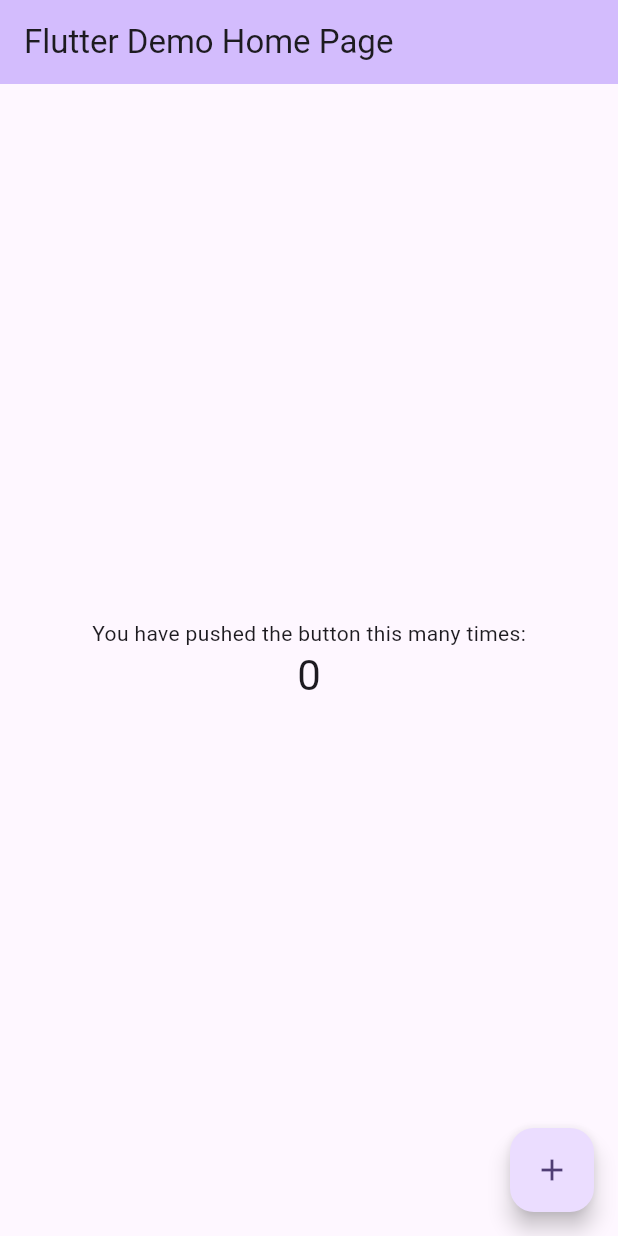
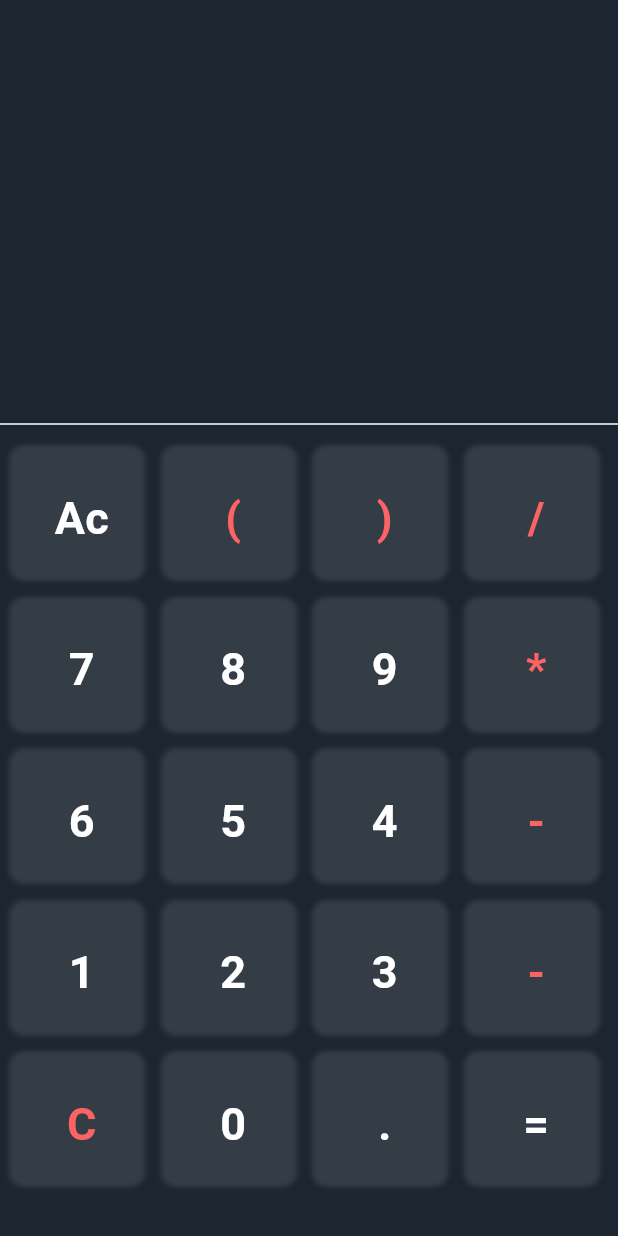
Before and after one commit to StechClarin/calculatriceTeam5, a Flutter app: the screen it shows after launch, on a phone screen of 412 x 824 dp. Run offline on Flutter 3.47's test engine with Material 3 defaults, Android fonts, the phone set to English and light mode, and no system bars.

Commit message:
jettez y un coup d'oeil

```diff
--- /dev/null
+++ b/lib/calculatrice.dart
@@ -0,0 +1,117 @@
+import 'package:flutter/material.dart';
+
+class Calculatrice extends StatefulWidget {
+  @override
+  State<Calculatrice> createState() => _CalculatriceState();
+}
+
+class _CalculatriceState extends State<Calculatrice> {
+  String Userinput = "";
+  String result = "0";
+  List<String> buttonList = [
+    'Ac',
+    '(',
+    ')',
+    '/',
+    '7',
+    '8',
+    '9',
+    '*',
+    '6',
+    '5',
+    '4',
+    '-',
+    '1',
+    '2',
+    '3',
+    '-',
+    'C',
+    '0',
+    '.',
+    '=',
+  ];
+  @override
+  Widget build(BuildContext context) {
+    return Scaffold(
+      backgroundColor: Color(0xFF1d2630),
+      body: Column(children: [
+        SizedBox(
+          height: MediaQuery.of(context).size.height /
+              3, //mediaquery.../3 nous permet recupéer la taille de l'ecran et de le diviser par trois
+          // j'ai donc SizedBox à une hauteur qui vaut 1/ de la taille de l'ecran
+          child: Column(mainAxisAlignment: MainAxisAlignment.end, children: [
+            Container(
+                padding: EdgeInsets.all(20),
+                alignment: Alignment.centerRight,
+                child: Text(
+                  Userinput,
+                  style: TextStyle(
+                    fontSize: 32,
+                    color: Colors.white,
+                  ),
+                )),
+          ]),
+        ),
+        Divider(color: Colors.white),
+        Expanded(
+            child: Container(
+          padding: EdgeInsets.all(10),
+          child: GridView.builder(
+            itemCount: buttonList.length,
+            gridDelegate: SliverGridDelegateWithFixedCrossAxisCount(
+              crossAxisCount: 4,
+              crossAxisSpacing: 12,
+              mainAxisSpacing: 12,
+            ),
+            itemBuilder: (BuildContext context, int index) {
+              return CustomButton(buttonList[index]);
+            },
+          ),
+        ))
+      ]),
+    );
+  }
+
+  Widget CustomButton(String text) {
+    return InkWell(
+      splashColor: Color(0xFF1d2630),
+      onTap: () {},
+      child: Ink(
+        decoration: BoxDecoration(
+          borderRadius: BorderRadius.circular(10),
+          boxShadow: [
+            BoxShadow(
+              color: Colors.white.withOpacity(0.1),
+              blurRadius: 2,
+              spreadRadius: 0.5,
+              offset: Offset(-3, -3),
+            ),
+          ],
+        ),
+        child: Center(
+          child: Text(
+            text,
+            style: TextStyle(
+              color: getColor(text),
+              fontSize: 30,
+              fontWeight: FontWeight.bold,
+            ),
+          ),
+        ),
+      ),
+    );
+  }
+
+  getColor(String text) {
+    if (text == "/" ||
+        text == "*" ||
+        text == "+" ||
+        text == "-" ||
+        text == "C" ||
+        text == "(" ||
+        text == ")") {
+      return Color.fromARGB(255, 252, 100, 100);
+    }
+    return Colors.white;
+  }
+}
--- a/lib/main.dart
+++ b/lib/main.dart
@@ -1,125 +1,16 @@
-import 'package:flutter/material.dart';
+import "package:flutter/material.dart";
+import 'package:calculatrice/calculatrice.dart';
 
 void main() {
-  runApp(const MyApp());
+  runApp(MyApp());
 }
 
 class MyApp extends StatelessWidget {
-  const MyApp({super.key});
-
-  // This widget is the root of your application.
   @override
   Widget build(BuildContext context) {
     return MaterialApp(
-      title: 'Flutter Demo',
-      theme: ThemeData(
-        // This is the theme of your application.
-        //
-        // TRY THIS: Try running your application with "flutter run". You'll see
-        // the application has a purple toolbar. Then, without quitting the app,
-        // try changing the seedColor in the colorScheme below to Colors.green
-        // and then invoke "hot reload" (save your changes or press the "hot
-        // reload" button in a Flutter-supported IDE, or press "r" if you used
-        // the command line to start the app).
-        //
-        // Notice that the counter didn't reset back to zero; the application
-        // state is not lost during the reload. To reset the state, use hot
-        // restart instead.
-        //
-        // This works for code too, not just values: Most code changes can be
-        // tested with just a hot reload.
-        colorScheme: ColorScheme.fromSeed(seedColor: Colors.deepPurple),
-        useMaterial3: true,
-      ),
-      home: const MyHomePage(title: 'Flutter Demo Home Page'),
+      debugShowCheckedModeBanner: false,
+      home: Calculatrice(),
     );
   }
 }
-
-class MyHomePage extends StatefulWidget {
-  const MyHomePage({super.key, required this.title});
-
-  // This widget is the home page of your application. It is stateful, meaning
-  // that it has a State object (defined below) that contains fields that affect
-  // how it looks.
-
-  // This class is the configuration for the state. It holds the values (in this
-  // case the title) provided by the parent (in this case the App widget) and
-  // used by the build method of the State. Fields in a Widget subclass are
-  // always marked "final".
-
-  final String title;
-
-  @override
-  State<MyHomePage> createState() => _MyHomePageState();
-}
-
-class _MyHomePageState extends State<MyHomePage> {
-  int _counter = 0;
-
-  void _incrementCounter() {
-    setState(() {
-      // This call to setState tells the Flutter framework that something has
-      // changed in this State, which causes it to rerun the build method below
-      // so that the display can reflect the updated values. If we changed
-      // _counter without calling setState(), then the build method would not be
-      // called againhf, and so nothing would appear to happen.
-      _counter++;
-    });
-  }
-
-  @override
-  Widget build(BuildContext context) {
-    // This method is rerun every time setState is called, for instance as done
-    // by the _incrementCounter method above.
-    //
-    // The Flutter framework has been optimized to make rerunning build methods
-    // fast, so that you can just rebuild anything that needs updating rather
-    // than having to individually change instances of widgets.
-    return Scaffold(
-      appBar: AppBar(
-        // TRY THIS: Try changing the color here to a specific color (to
-        // Colors.amber, perhaps?) and trigger a hot reload to see the AppBar
-        // change color while the other colors stay the same.
-        backgroundColor: Theme.of(context).colorScheme.inversePrimary,
-        // Here we take the value from the MyHomePage object that was created by
-        // the App.build method, and use it to set our appbar title.
-        title: Text(widget.title),
-      ),
-      body: Center(
-        // Center is a layout widget. It takes a single child and positions it
-        // in the middle of the parent.
-        child: Column(
-          // Column is also a layout widget. It takes a list of children and
-          // arranges them vertically. By default, it sizes itself to fit its
-          // children horizontally, and tries to be as tall as its parent.
-          //
-          // Column has various properties to control how it sizes itself and
-          // how it positions its children. Here we use mainAxisAlignment to
-          // center the children vertically; the main axis here is the vertical
-          // axis because Columns are vertical (the cross axis would be
-          // horizontal).
-          //
-          // TRY THIS: Invoke "debug painting" (choose the "Toggle Debug Paint"
-          // action in the IDE, or press "p" in the console), to see the
-          // wireframe for each widget.
-          mainAxisAlignment: MainAxisAlignment.center,
-          children: <Widget>[
-            const Text(
-              'You have pushed the button this many times:',
-            ),
-            Text(
-              '$_counter',
-              style: Theme.of(context).textTheme.headlineMedium,
-            ),
-          ],
-        ),
-      ),
-      floatingActionButton: FloatingActionButton(
-        onPressed: _incrementCounter,
-        tooltip: 'Increment',
-        child: const Icon(Icons.add),
-      ), // This trailing comma makes auto-formatting nicer for build methods.
-    );
-  }
-}
```
